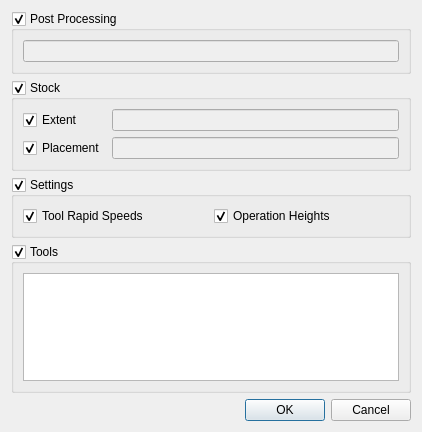
Old version of the form src/Mod/Path/Gui/Resources/panels/DlgJobTemplateExport.ui in the repository berndhahnebach/All_FreeCAD.
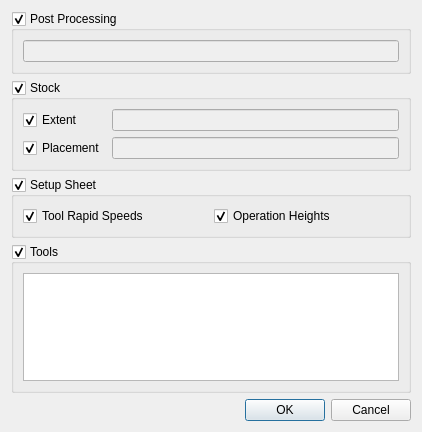
New version of the form.

Commit message: Renamed Settings to SetupSheet.

The edit to the form file:
```diff
--- a/src/Mod/Path/Gui/Resources/panels/DlgJobTemplateExport.ui
+++ b/src/Mod/Path/Gui/Resources/panels/DlgJobTemplateExport.ui
@@ -115,7 +115,7 @@
       <string>&lt;html&gt;&lt;head/&gt;&lt;body&gt;&lt;p&gt;Enable to include the default values in the template.&lt;/p&gt;&lt;/body&gt;&lt;/html&gt;</string>
      </property>
      <property name="title">
-      <string>Settings</string>
+      <string>Setup Sheet</string>
      </property>
      <property name="checkable">
       <bool>true</bool>
```
The commit also changes 6 other files.
